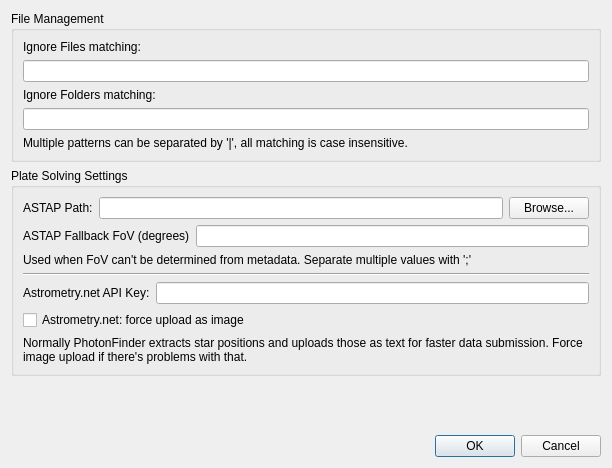
The window that photonfinder/ui/SettingsDialog.ui (bcolyn/PhotonFinder) describes before a commit, drawn with Qt 5.
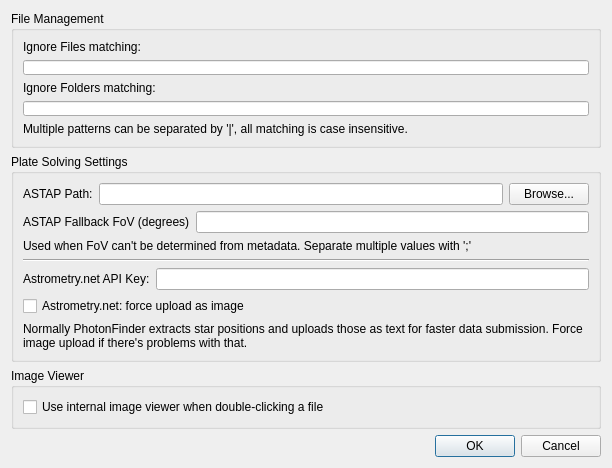
The same window after the commit.

Commit message:
Add internal FITS/XISF image viewer
New non-modal viewer window with PixInsight-style AutoSTF stretch,
bilinear Bayer debayering (in file coordinates so BAYERPAT is honoured
correctly), pan/zoom, and pixel hover readout. Double-click defaults to
the internal viewer; a new Settings toggle restores the old behaviour.
Right-click menu gains a "View" action alongside the existing "Open".

Improve debayer performance (a lot) by using opencv

The edit to the form file:
```diff
--- a/photonfinder/ui/SettingsDialog.ui
+++ b/photonfinder/ui/SettingsDialog.ui
@@ -170,6 +170,22 @@
      </layout>
     </widget>
    </item>
+   <item>
+    <widget class="QGroupBox" name="viewer_group">
+     <property name="title">
+      <string>Image Viewer</string>
+     </property>
+     <layout class="QVBoxLayout" name="viewer_layout">
+      <item>
+       <widget class="QCheckBox" name="internal_viewer_check">
+        <property name="text">
+         <string>Use internal image viewer when double-clicking a file</string>
+        </property>
+       </widget>
+      </item>
+     </layout>
+    </widget>
+   </item>
    <item>
     <spacer name="verticalSpacer">
      <property name="orientation">
```
The commit also changes 7 other files.
